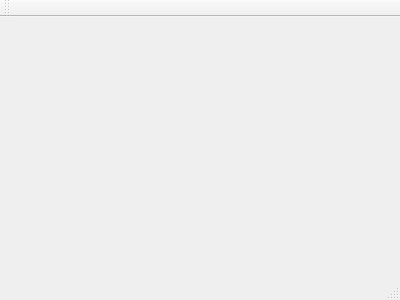
Qt form mainwindow.ui (mogwa1/musiconvert) before a commit.
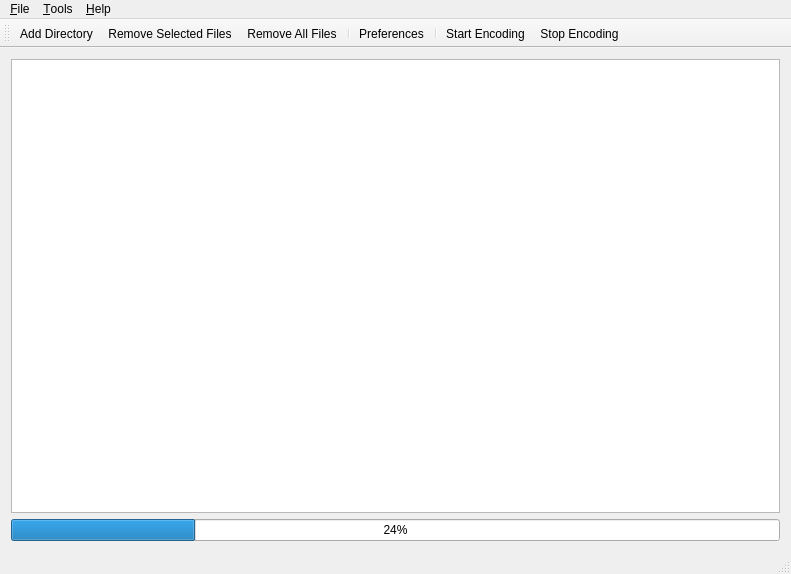
The same form after that commit. Icons and pictures are not drawn.

What changed in the file:
```diff
--- a/mainwindow.ui
+++ b/mainwindow.ui
@@ -1,24 +1,185 @@
 <ui version="4.0">
  <class>MainWindow</class>
- <widget class="QMainWindow" name="MainWindow" >
-  <property name="geometry" >
+ <widget class="QMainWindow" name="MainWindow">
+  <property name="geometry">
    <rect>
     <x>0</x>
     <y>0</y>
-    <width>400</width>
-    <height>300</height>
+    <width>791</width>
+    <height>574</height>
    </rect>
   </property>
   <property name="windowTitle" >
    <string>MainWindow</string>
   </property>
-  <widget class="QMenuBar" name="menuBar" />
-  <widget class="QToolBar" name="mainToolBar" />
-  <widget class="QWidget" name="centralWidget" />
-  <widget class="QStatusBar" name="statusBar" />
+  <widget class="QWidget" name="centralWidget">
+   <property name="enabled">
+    <bool>true</bool>
+   </property>
+   <layout class="QVBoxLayout" name="verticalLayout_2">
+    <item>
+     <widget class="QListView" name="listView"/>
+    </item>
+    <item>
+     <widget class="QProgressBar" name="progressBar">
+      <property name="value">
+       <number>24</number>
+      </property>
+     </widget>
+    </item>
+   </layout>
+  </widget>
+  <widget class="QMenuBar" name="menuBar">
+   <property name="geometry">
+    <rect>
+     <x>0</x>
+     <y>0</y>
+     <width>791</width>
+     <height>30</height>
+    </rect>
+   </property>
+   <widget class="QMenu" name="menuFile">
+    <property name="title">
+     <string>&amp;File</string>
+    </property>
+    <addaction name="action_Add_directory"/>
+    <addaction name="action_Remove_selected_files"/>
+    <addaction name="actionRemove_all_files"/>
+    <addaction name="separator"/>
+    <addaction name="action_Select_output_folder"/>
+    <addaction name="separator"/>
+    <addaction name="action_Load_Settings"/>
+    <addaction name="actionSave_Settings"/>
+    <addaction name="actionSave_Settings_As"/>
+    <addaction name="separator"/>
+    <addaction name="action_Exit"/>
+   </widget>
+   <widget class="QMenu" name="menuTools">
+    <property name="title">
+     <string>&amp;Tools</string>
+    </property>
+    <addaction name="actionStart_Encoding"/>
+    <addaction name="actionStop_Encoding"/>
+    <addaction name="separator"/>
+    <addaction name="actionPreferences"/>
+   </widget>
+   <widget class="QMenu" name="menuHelp">
+    <property name="title">
+     <string>&amp;Help</string>
+    </property>
+    <addaction name="actionAbout"/>
+   </widget>
+   <addaction name="menuFile"/>
+   <addaction name="menuTools"/>
+   <addaction name="menuHelp"/>
+  </widget>
+  <widget class="QToolBar" name="mainToolBar">
+   <attribute name="toolBarArea">
+    <enum>TopToolBarArea</enum>
+   </attribute>
+   <attribute name="toolBarBreak">
+    <bool>false</bool>
+   </attribute>
+   <addaction name="action_Add_directory"/>
+   <addaction name="action_Remove_selected_files"/>
+   <addaction name="actionRemove_all_files"/>
+   <addaction name="separator"/>
+   <addaction name="actionPreferences"/>
+   <addaction name="separator"/>
+   <addaction name="actionStart_Encoding"/>
+   <addaction name="actionStop_Encoding"/>
+  </widget>
+  <widget class="QStatusBar" name="statusBar"/>
+  <action name="actionAbout">
+   <property name="icon">
+    <iconset theme="help-about">
+     <normaloff>:/icons/breeze/actions/24/help-about.svg</normaloff>:/icons/breeze/actions/24/help-about.svg</iconset>
+   </property>
+   <property name="text">
+    <string>About</string>
+   </property>
+  </action>
+  <action name="action_Add_directory">
+   <property name="icon">
+    <iconset theme="list-add"/>
+   </property>
+   <property name="text">
+    <string>&amp;Add Directory...</string>
+   </property>
+  </action>
+  <action name="action_Remove_selected_files">
+   <property name="icon">
+    <iconset theme="list-remove"/>
+   </property>
+   <property name="text">
+    <string>&amp;Remove Selected Files</string>
+   </property>
+  </action>
+  <action name="actionRemove_all_files">
+   <property name="icon">
+    <iconset theme="edit-clear-list"/>
+   </property>
+   <property name="text">
+    <string>Remove &amp;All Files</string>
+   </property>
+  </action>
+  <action name="action_Select_output_folder">
+   <property name="icon">
+    <iconset theme="folder"/>
+   </property>
+   <property name="text">
+    <string>&amp;Select output folder...</string>
+   </property>
+  </action>
+  <action name="action_Load_Settings">
+   <property name="text">
+    <string>&amp;Load Settings...</string>
+   </property>
+  </action>
+  <action name="actionSave_Settings">
+   <property name="text">
+    <string>Save Settings</string>
+   </property>
+  </action>
+  <action name="actionSave_Settings_As">
+   <property name="text">
+    <string>Save Settings As...</string>
+   </property>
+  </action>
+  <action name="action_Exit">
+   <property name="icon">
+    <iconset theme="application-exit"/>
+   </property>
+   <property name="text">
+    <string>&amp;Exit</string>
+   </property>
+  </action>
+  <action name="actionStart_Encoding">
+   <property name="icon">
+    <iconset theme="media-playback-start"/>
+   </property>
+   <property name="text">
+    <string>Start Encoding</string>
+   </property>
+  </action>
+  <action name="actionStop_Encoding">
+   <property name="icon">
+    <iconset theme="media-playback-stop"/>
+   </property>
+   <property name="text">
+    <string>Stop Encoding</string>
+   </property>
+  </action>
+  <action name="actionPreferences">
+   <property name="icon">
+    <iconset theme="preferences"/>
+   </property>
+   <property name="text">
+    <string>Preferences...</string>
+   </property>
+  </action>
  </widget>
- <layoutDefault spacing="6" margin="11" />
- <pixmapfunction></pixmapfunction>
+ <layoutdefault spacing="6" margin="11"/>
  <resources/>
  <connections/>
 </ui>
```
Left out of the diff: 22 changed lines with no effect on the pictures.
